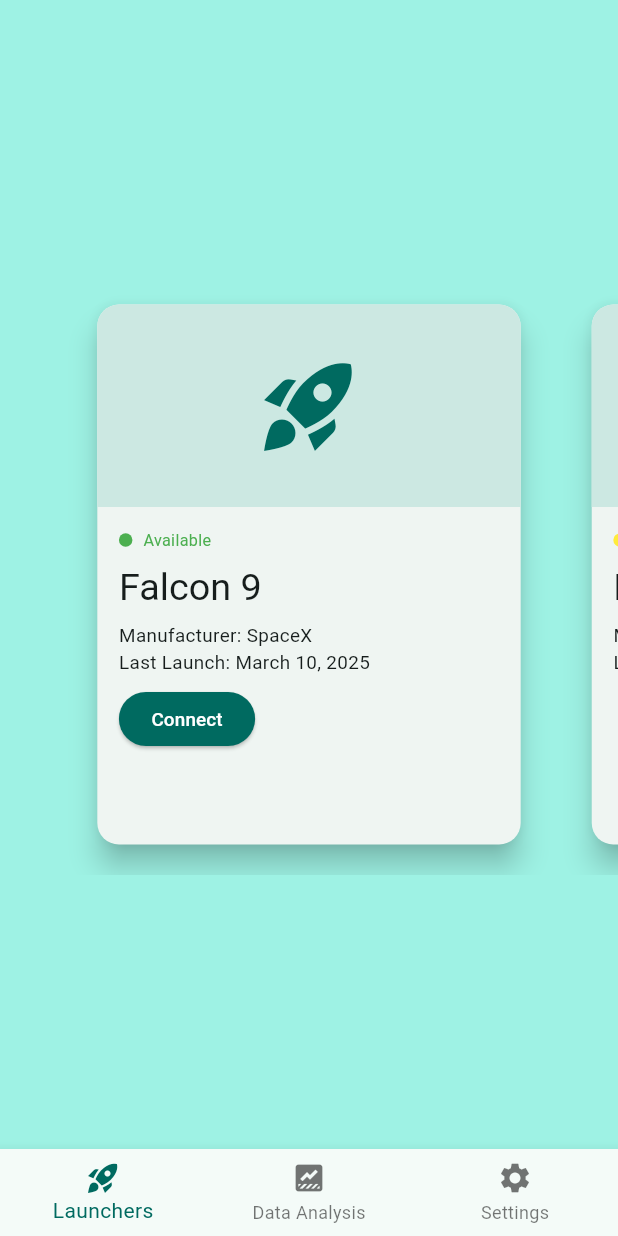
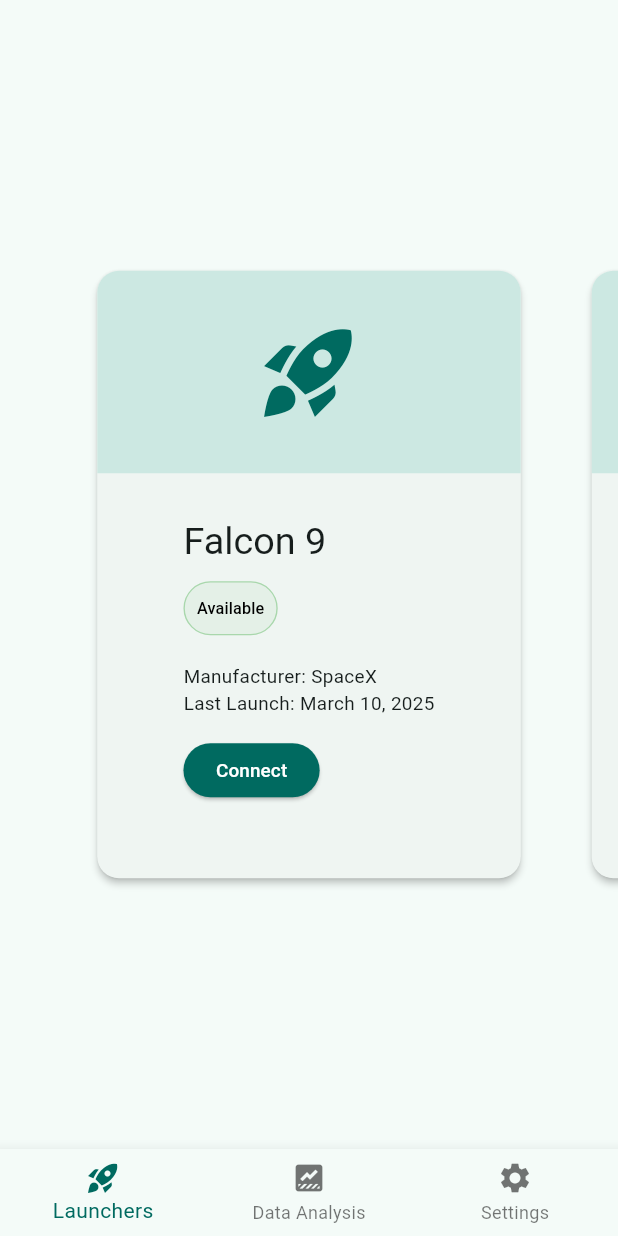
Before and after one commit to carbon-a-rat/skywalker, a Flutter app: the screen it shows after launch, on a phone screen of 412 x 824 dp. Run offline on Flutter 3.47's test engine with Material 3 defaults, Android fonts, the phone set to English and light mode, and no system bars.

Commit message:
style: tidying up the code

```diff
--- /dev/null
+++ b/lib/components/colored_chip.dart
@@ -0,0 +1,46 @@
+import 'package:flutter/material.dart';
+
+class ColoredChipButton extends StatefulWidget {
+  ColoredChipButton({
+    Key? key,
+    required this.name,
+    required this.callback,
+    this.highlighted = false,
+    required this.color,
+  }) : super(key: key);
+
+  bool highlighted;
+  final Color color;
+  final String name;
+  final Function callback;
+  @override
+  State<ColoredChipButton> createState() => _ColoredChipButton();
+}
+
+class _ColoredChipButton extends State<ColoredChipButton> {
+  @override
+  Widget build(BuildContext context) {
+    // random color from name
+    return OutlinedButton(
+      style: OutlinedButton.styleFrom(
+        padding: EdgeInsets.symmetric(horizontal: 10, vertical: 4),
+        side: BorderSide(
+          color: widget.color.withAlpha(widget.highlighted ? 200 : 120),
+          width: 1,
+        ),
+        backgroundColor: widget.color.withAlpha(widget.highlighted ? 255 : 20),
+        shape: const RoundedRectangleBorder(
+          borderRadius: BorderRadius.all(Radius.circular(20)),
+        ),
+      ),
+      onPressed: () => widget.callback(),
+      child: Text(
+        widget.name,
+        style: TextStyle(
+          color: widget.highlighted ? Colors.white : Colors.black,
+          fontSize: 12,
+        ),
+      ),
+    );
+  }
+}
--- a/lib/main.dart
+++ b/lib/main.dart
@@ -15,8 +15,10 @@
   Widget build(BuildContext context) {
     return MaterialApp(
       title: 'Sky Walker',
+      debugShowCheckedModeBanner: false,
       theme: ThemeData(
         colorScheme: ColorScheme.fromSeed(seedColor: Colors.teal),
+        useMaterial3: true,
       ),
       home: const MyHomePage(),
     );
@@ -32,30 +34,22 @@
 
 class _MyHomePageState extends State<MyHomePage> {
   var selectedIndex = 0;
+  final List<NavigationItem> navigationItems = [
+    NavigationItem(icon: Icons.rocket_launch, label: 'Launchers'),
+    NavigationItem(icon: Icons.data_thresholding, label: 'Data Analysis'),
+    NavigationItem(icon: Icons.settings, label: 'Settings'),
+  ];
 
   @override
   Widget build(BuildContext context) {
     // Define a shared list of navigation items
-    final List<NavigationItem> navigationItems = [
-      NavigationItem(icon: Icons.rocket_launch, label: 'Launchers'),
-      NavigationItem(icon: Icons.data_thresholding, label: 'Data Analysis'),
-      NavigationItem(icon: Icons.settings, label: 'Settings'),
-    ]; // TODO: Move this outside of the build method for better performance (once the list is finalized)
 
-    Widget page;
-    switch (selectedIndex) {
-      case 0:
-        page = LauncherListPage();
-        break;
-      case 1:
-        page = DataVisualizationPage();
-        break;
-      case 2:
-        page = SettingsPage();
-        break;
-      default:
-        throw UnimplementedError('no widget for $selectedIndex');
-    }
+    var page =
+        <Widget>[
+          LauncherListPage(), // 0
+          DataVisualizationPage(), // 1
+          SettingsPage(), // 2
+        ][selectedIndex];
 
     return LayoutBuilder(
       builder: (context, constraints) {
@@ -67,6 +61,7 @@
                 SafeArea(
                   child: NavigationRail(
                     extended: false,
+
                     destinations:
                         navigationItems
                             .map(
@@ -87,24 +82,17 @@
                     },
                   ),
                 ),
-                Expanded(
-                  child: Container(
-                    color: Theme.of(context).colorScheme.primaryContainer,
-                    child: page,
-                  ),
-                ),
+                Expanded(child: Container(child: page)),
               ],
             ),
           );
         } else {
           // Use BottomNavigationBar for narrower screens
           return Scaffold(
-            body: Container(
-              color: Theme.of(context).colorScheme.primaryContainer,
-              child: page,
-            ),
+            body: Container(child: page),
             bottomNavigationBar: BottomNavigationBar(
               currentIndex: selectedIndex,
+
               onTap: (value) {
                 setState(() {
                   selectedIndex = value;
--- a/lib/pages/launcher_list.dart
+++ b/lib/pages/launcher_list.dart
@@ -1,4 +1,5 @@
 import 'package:flutter/material.dart';
+import 'package:skywalker/components/colored_chip.dart';
 
 class LauncherListPage extends StatelessWidget {
   final List<Map<String, dynamic>> launchers = [
@@ -24,35 +25,28 @@
 
   LauncherListPage({super.key});
 
-  @override
-  Widget build(BuildContext context) {
-    return Center(
-      child: SizedBox(
-        height: 400, // Adjust height for the carousel
-        child: PageView.builder(
-          controller: PageController(
-            viewportFraction: 0.8,
-          ), // Perspective effect
-          itemCount: launchers.length,
-          itemBuilder: (context, index) {
+  Widget status_chip(BuildContext context, String status) {
+    final statusColors = {
+      'Available': Colors.green.shade400,
+      'Busy': Colors.yellow.shade400,
+      'Offline': Colors.red.shade400,
+    };
+    return ColoredChipButton(
+      name: status,
+      color: statusColors[status] ?? Colors.grey.shade400,
+      callback: () {},
+    );
+  }
+
+  Widget launcher_elt(BuildContext context, int index) {
     final launcher = launchers[index];
-            final statusColor =
-                launcher['status'] == 'Available'
-                    ? Colors.green
-                    : launcher['status'] == 'Busy'
-                    ? Colors.yellow
-                    : Colors.red;
-
     return Transform.scale(
       scale: 0.9, // Slight scaling for perspective
       child: Card(
         margin: const EdgeInsets.symmetric(horizontal: 8.0),
-                elevation: 8,
-                shape: RoundedRectangleBorder(
-                  borderRadius: BorderRadius.circular(16),
-                ),
+        elevation: 2,
+        shape: RoundedRectangleBorder(borderRadius: BorderRadius.circular(16)),
         child: Column(
-                  crossAxisAlignment: CrossAxisAlignment.stretch,
           children: [
             // Placeholder illustration at the top
             Container(
@@ -75,40 +69,19 @@
               ),
             ),
             Padding(
-                      padding: const EdgeInsets.all(16.0),
+              padding: const EdgeInsets.all(32.0),
               child: Column(
                 crossAxisAlignment: CrossAxisAlignment.start,
                 children: [
-                          Row(
-                            children: [
-                              // Status color point
-                              Container(
-                                width: 10,
-                                height: 10,
-                                margin: const EdgeInsets.only(right: 8),
-                                decoration: BoxDecoration(
-                                  color:
-                                      statusColor, // Keep dynamic status color
-                                  shape: BoxShape.circle,
-                                ),
-                              ),
-                              // Status text
-                              Text(
-                                launcher['status'],
-                                style: TextStyle(
-                                  color:
-                                      statusColor, // Keep dynamic status color
-                                  fontSize: 12,
-                                ),
-                              ),
-                            ],
-                          ),
-                          const SizedBox(height: 8),
                   Text(
                     launcher['name'],
                     style: Theme.of(context).textTheme.headlineMedium,
                   ),
+
                   const SizedBox(height: 8),
+                  status_chip(context, launcher['status']),
+
+                  const SizedBox(height: 16),
                   Text(
                     'Manufacturer: ${launcher['manufacturer']}',
                     style: Theme.of(context).textTheme.bodyMedium,
@@ -117,7 +90,7 @@
                     'Last Launch: ${launcher['lastLaunch']}',
                     style: Theme.of(context).textTheme.bodyMedium,
                   ),
-                          const SizedBox(height: 8),
+                  const SizedBox(height: 16),
                   if (launcher['status'] == 'Available')
                     ElevatedButton(
                       onPressed: () {
@@ -142,9 +115,26 @@
         ),
       ),
     );
+  }
+
+  @override
+  Widget build(BuildContext context) {
+    return Column(
+      mainAxisAlignment: MainAxisAlignment.center,
+      children: [
+        SizedBox(
+          height: 450, // Adjust height for the carousel
+          child: PageView.builder(
+            controller: PageController(
+              viewportFraction: 0.8,
+            ), // Perspective effect
+            itemCount: launchers.length,
+            itemBuilder: (context, index) {
+              return launcher_elt(context, index);
             },
           ),
         ),
+      ],
     );
   }
 }
```
Lines whose indentation alone changed are shown as unchanged.
